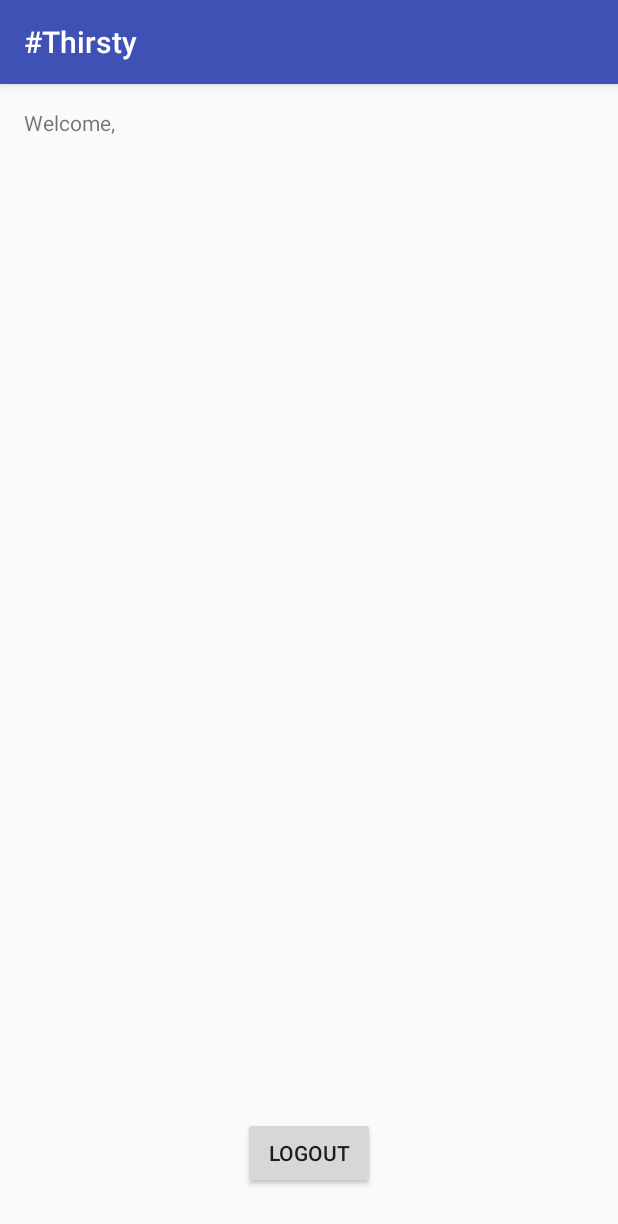
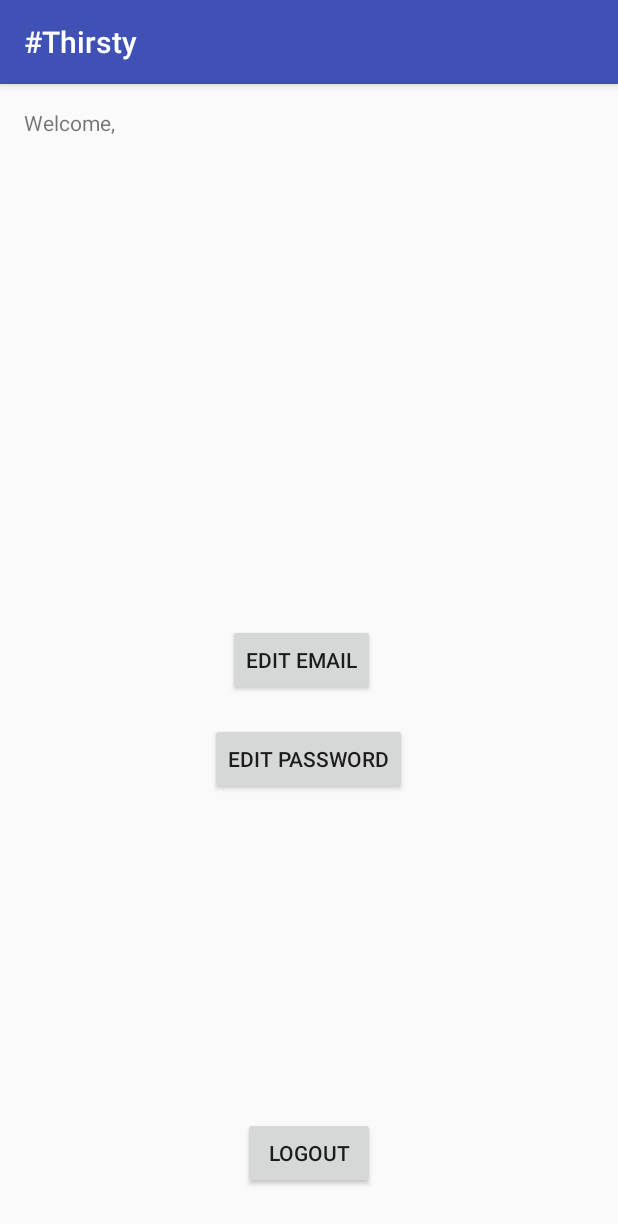
Before and after one commit to OmarB97/TeamHighKey25, an Android app: the successful_login screen opened directly, with no data from a screen before it, on a phone screen of 412 x 824 dp. Shown: the top 1224 px of the screen. Run offline under Robolectric (Android 15) with nearby library versions, the phone set to English and light mode, and no system bars; 1 statement that could not run was skipped.

Commit message:
User roles complete

```diff
--- a/#Thirsty/app/src/main/AndroidManifest.xml
+++ b/#Thirsty/app/src/main/AndroidManifest.xml
@@ -18,7 +18,9 @@
         <activity android:name=".Login" />
         <activity android:name=".successful_login" />
         <activity android:name=".bad_login" />
-        <activity android:name=".registration_screen1"></activity>
+        <activity android:name=".registration_screen1" />
+        <activity android:name=".update_password" />
+        <activity android:name=".update_email"></activity>
     </application>
 
 </manifest>
--- a/#Thirsty/app/src/main/java/com/example/user/thirsty/successful_login.java
+++ b/#Thirsty/app/src/main/java/com/example/user/thirsty/successful_login.java
@@ -16,6 +16,10 @@ public class successful_login extends AppCompatActivity {
 
         TextView displayUser = (TextView) findViewById(R.id.TVusername);
         displayUser.setText(username);
+
+        String userInfo = WelcomeScreen.users.getInfo(username.substring(1));
+        TextView displayInfo = (TextView) findViewById(R.id.user_info);
+        displayInfo.setText(userInfo);
     }
 
     public void onButtonClick(View view) {
--- a/#Thirsty/app/src/main/res/layout/activity_successful_login.xml
+++ b/#Thirsty/app/src/main/res/layout/activity_successful_login.xml
@@ -35,4 +35,32 @@
         android:layout_marginBottom="15dp"
         android:id="@+id/logout"
         android:onClick="onButtonClick" />
+
+    <Button
+        android:text="Edit Password"
+        android:layout_width="wrap_content"
+        android:layout_height="wrap_content"
+        android:id="@+id/edit_password"
+        android:layout_alignTop="@+id/update_email"
+        android:layout_centerHorizontal="true"
+        android:layout_marginTop="66dp"
+        android:onClick="onButtonClick" />
+
+    <Button
+        android:text="Edit Email"
+        android:layout_width="wrap_content"
+        android:layout_height="wrap_content"
+        android:id="@+id/update_email"
+        android:onClick="onButtonClick"
+        android:layout_centerVertical="true"
+        android:layout_alignEnd="@+id/logout" />
+
+    <TextView
+        android:layout_width="wrap_content"
+        android:layout_height="wrap_content"
+        android:layout_above="@+id/update_email"
+        android:layout_centerHorizontal="true"
+        android:layout_marginBottom="53dp"
+        android:id="@+id/user_info"
+        android:text="@string/userInfo" />
 </RelativeLayout>
--- a/#Thirsty/app/src/main/res/values/strings.xml
+++ b/#Thirsty/app/src/main/res/values/strings.xml
@@ -11,4 +11,5 @@
     <string name="try_message">Please try again or register</string>
     <string name="incorrect">You have entered an incorrect username or password</string>
     <string name="title_activity_registration_screen">registration_screen</string>
+    <string name="userInfo" />
 </resources>
```
Also changed, not shown: #Thirsty/app/src/main/java/com/example/user/thirsty/Admin.java (+12 -3 lines), #Thirsty/app/src/main/java/com/example/user/thirsty/Manager.java (deleted, +0 -32 lines), #Thirsty/app/src/main/java/com/example/user/thirsty/UserProfile.java (added, +13 -0 lines), #Thirsty/app/src/main/java/com/example/user/thirsty/Worker.java (deleted, +0 -32 lines), #Thirsty/app/src/main/java/com/example/user/thirsty/registration_screen1.java (+15 -1 lines), #Thirsty/app/src/main/java/com/example/user/thirsty/update_email.java (added, +13 -0 lines), #Thirsty/app/src/main/java/com/example/user/thirsty/update_password.java (added, +13 -0 lines), #Thirsty/app/src/main/java/com/example/user/thirsty/user.java (+12 -3 lines), #Thirsty/app/src/main/java/com/example/user/thirsty/userDataBase.java (+28 -5 lines), #Thirsty/app/src/main/res/layout/activity_registration_screen1.xml (+9 -9 lines), #Thirsty/app/src/main/res/layout/activity_update_email.xml (added, +13 -0 lines), #Thirsty/app/src/main/res/layout/activity_update_password.xml (added, +13 -0 lines).
